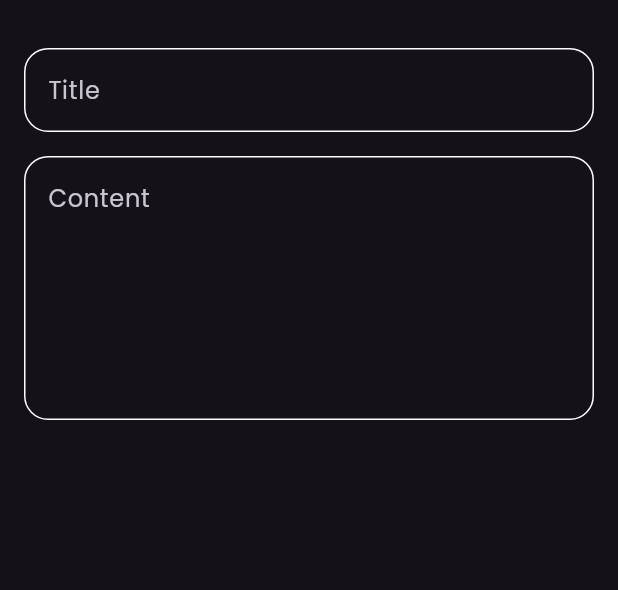
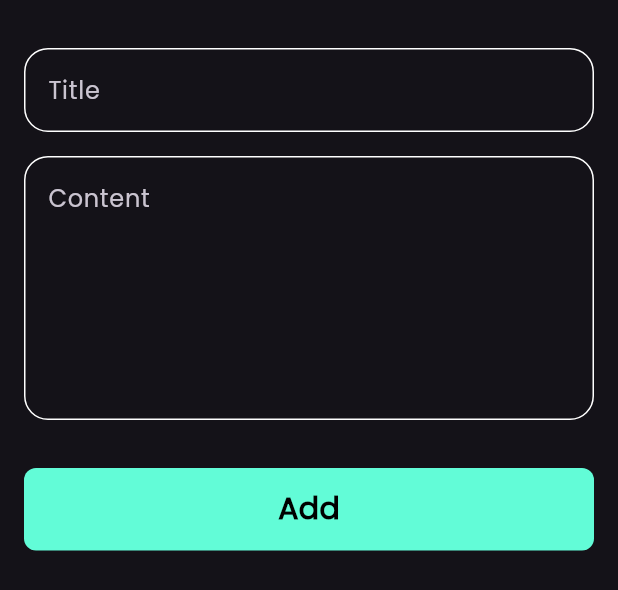
Before and after one commit to mahmoud575/note_app, a Flutter app: the AddNoteBottomSheet widget shown alone on an empty page, opened directly, on a phone screen of 412 x 824 dp. Shown: the top 590 px of the screen. Run offline on Flutter 3.47's test engine with Material 3 defaults, Android fonts, the phone set to English and light mode, and no system bars; our stand-ins replace font_awesome_flutter.

Commit message:
finished notes button sheet

```diff
--- a/lib/widgets/add_note_bottom_sheet.dart
+++ b/lib/widgets/add_note_bottom_sheet.dart
@@ -1,4 +1,5 @@
 import 'package:flutter/material.dart';
+import 'custom_button.dart';
 import 'custom_text_field.dart';
 
 class AddNoteBottomSheet extends StatelessWidget {
@@ -8,6 +9,7 @@ class AddNoteBottomSheet extends StatelessWidget {
   Widget build(BuildContext context) {
     return const Padding(
       padding: EdgeInsets.symmetric(horizontal: 16),
+      child: SingleChildScrollView(
         child: Column(
           children: [
             SizedBox(
@@ -23,7 +25,15 @@ class AddNoteBottomSheet extends StatelessWidget {
               hint: 'Content',
               maxLines: 6,
             ),
+            SizedBox(
+              height: 32,
+            ),
+            CustomButton(),
+            SizedBox(
+              height: 16,
+            )
           ],
+        ),
       ),
     );
   }
--- /dev/null
+++ b/lib/widgets/custom_button.dart
@@ -0,0 +1,29 @@
+import 'package:flutter/material.dart';
+
+import '../constants.dart';
+
+class CustomButton extends StatelessWidget {
+  const CustomButton({super.key});
+
+  @override
+  Widget build(BuildContext context) {
+    return Container(
+      width: MediaQuery.of(context).size.width,
+      height: 55,
+      decoration: BoxDecoration(
+        borderRadius: BorderRadius.circular(8),
+        color: kPrimaryColor,
+      ),
+      child: const Center(
+        child: Text(
+          'Add',
+          style: TextStyle(
+            color: Colors.black,
+            fontSize: 20,
+            fontWeight: FontWeight.w700,
+          ),
+        ),
+      ),
+    );
+  }
+}
```
Lines whose indentation alone changed are shown as unchanged.
